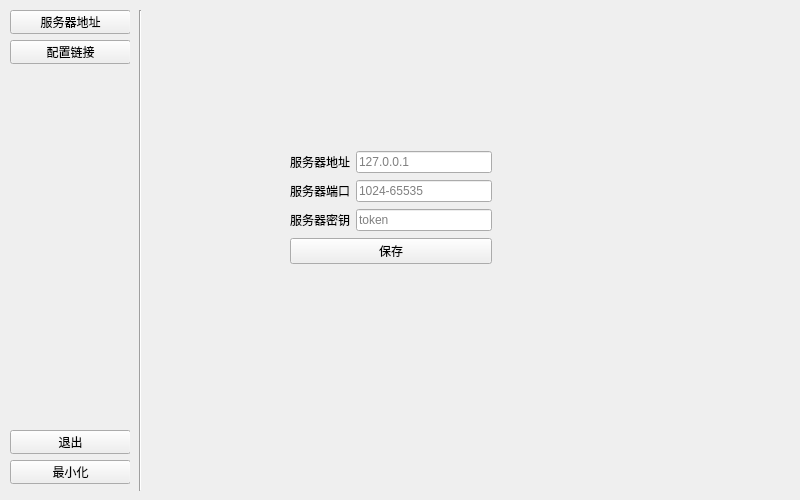
Before: the Qt Designer form ui/main.ui in LyceenAiro/EazyFrpSetting, drawn with Qt 5.
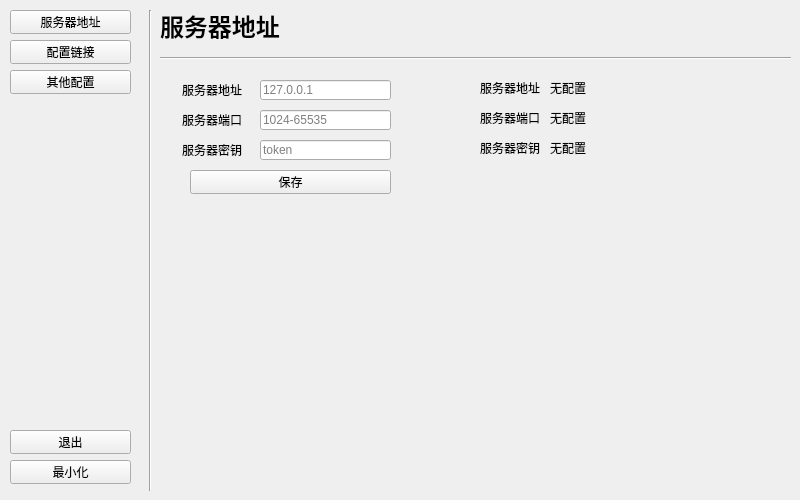
After: the same form once the commit is applied.

The edit to the form file:
```diff
--- a/ui/main.ui
+++ b/ui/main.ui
@@ -19,7 +19,7 @@
      <rect>
       <x>10</x>
       <y>10</y>
-      <width>120</width>
+      <width>131</width>
       <height>481</height>
      </rect>
     </property>
@@ -75,11 +75,24 @@
       <string>最小化</string>
      </property>
     </widget>
+    <widget class="QPushButton" name="page_other">
+     <property name="geometry">
+      <rect>
+       <x>0</x>
+       <y>60</y>
+       <width>121</width>
+       <height>24</height>
+      </rect>
+     </property>
+     <property name="text">
+      <string>其他配置</string>
+     </property>
+    </widget>
    </widget>
    <widget class="Line" name="line">
     <property name="geometry">
      <rect>
-      <x>130</x>
+      <x>140</x>
       <y>10</y>
       <width>20</width>
       <height>481</height>
@@ -92,9 +105,9 @@
    <widget class="QStackedWidget" name="stackedWidget">
     <property name="geometry">
      <rect>
-      <x>150</x>
+      <x>160</x>
       <y>10</y>
-      <width>641</width>
+      <width>631</width>
       <height>481</height>
      </rect>
     </property>
@@ -113,79 +126,227 @@
     <property name="currentIndex">
      <number>0</number>
     </property>
-    <widget class="QWidget" name="page">
-     <widget class="QWidget" name="layoutWidget">
+    <widget class="QWidget" name="page0">
+     <widget class="Line" name="line_4">
       <property name="geometry">
        <rect>
-        <x>140</x>
-        <y>140</y>
-        <width>202</width>
-        <height>116</height>
+        <x>0</x>
+        <y>40</y>
+        <width>641</width>
+        <height>16</height>
        </rect>
       </property>
-      <layout class="QVBoxLayout" name="verticalLayout">
-       <item>
-        <layout class="QHBoxLayout" name="horizontalLayout">
-         <item>
-          <widget class="QLabel" name="label">
-           <property name="text">
-            <string>服务器地址</string>
-           </property>
-          </widget>
-         </item>
-         <item>
-          <widget class="QLineEdit" name="server_IP">
-           <property name="placeholderText">
-            <string>127.0.0.1</string>
-           </property>
-          </widget>
-         </item>
-        </layout>
-       </item>
-       <item>
-        <layout class="QHBoxLayout" name="horizontalLayout_2">
-         <item>
-          <widget class="QLabel" name="label_2">
-           <property name="text">
-            <string>服务器端口</string>
-           </property>
-          </widget>
-         </item>
-         <item>
-          <widget class="QLineEdit" name="server_Port">
-           <property name="placeholderText">
-            <string>1024-65535</string>
-           </property>
-          </widget>
-         </item>
-        </layout>
-       </item>
-       <item>
-        <layout class="QHBoxLayout" name="horizontalLayout_3">
-         <item>
-          <widget class="QLabel" name="label_3">
-           <property name="text">
-            <string>服务器密钥</string>
-           </property>
-          </widget>
-         </item>
-         <item>
-          <widget class="QLineEdit" name="server_token">
-           <property name="placeholderText">
-            <string>token</string>
-           </property>
-          </widget>
-         </item>
-        </layout>
-       </item>
-       <item>
-        <widget class="QPushButton" name="server_save">
-         <property name="text">
-          <string>保存</string>
-         </property>
-        </widget>
-       </item>
-      </layout>
+      <property name="orientation">
+       <enum>Qt::Horizontal</enum>
+      </property>
+     </widget>
+     <widget class="QLabel" name="label_4">
+      <property name="geometry">
+       <rect>
+        <x>0</x>
+        <y>0</y>
+        <width>431</width>
+        <height>31</height>
+       </rect>
+      </property>
+      <property name="font">
+       <font>
+        <pointsize>18</pointsize>
+        <bold>true</bold>
+       </font>
+      </property>
+      <property name="text">
+       <string>服务器地址</string>
+      </property>
+     </widget>
+     <widget class="QWidget" name="widget" native="true">
+      <property name="geometry">
+       <rect>
+        <x>310</x>
+        <y>60</y>
+        <width>321</width>
+        <height>131</height>
+       </rect>
+      </property>
+      <widget class="QLabel" name="label_7">
+       <property name="geometry">
+        <rect>
+         <x>10</x>
+         <y>10</y>
+         <width>71</width>
+         <height>16</height>
+        </rect>
+       </property>
+       <property name="text">
+        <string>服务器地址</string>
+       </property>
+      </widget>
+      <widget class="QLabel" name="label_8">
+       <property name="geometry">
+        <rect>
+         <x>10</x>
+         <y>40</y>
+         <width>71</width>
+         <height>16</height>
+        </rect>
+       </property>
+       <property name="text">
+        <string>服务器端口</string>
+       </property>
+      </widget>
+      <widget class="QLabel" name="label_9">
+       <property name="geometry">
+        <rect>
+         <x>10</x>
+         <y>70</y>
+         <width>71</width>
+         <height>16</height>
+        </rect>
+       </property>
+       <property name="text">
+        <string>服务器密钥</string>
+       </property>
+      </widget>
+      <widget class="QLabel" name="show_IP">
+       <property name="geometry">
+        <rect>
+         <x>80</x>
+         <y>10</y>
+         <width>231</width>
+         <height>16</height>
+        </rect>
+       </property>
+       <property name="text">
+        <string>无配置</string>
+       </property>
+      </widget>
+      <widget class="QLabel" name="show_Port">
+       <property name="geometry">
+        <rect>
+         <x>80</x>
+         <y>40</y>
+         <width>231</width>
+         <height>16</height>
+        </rect>
+       </property>
+       <property name="text">
+        <string>无配置</string>
+       </property>
+      </widget>
+      <widget class="QLabel" name="show_token">
+       <property name="geometry">
+        <rect>
+         <x>80</x>
+         <y>70</y>
+         <width>231</width>
+         <height>16</height>
+        </rect>
+       </property>
+       <property name="text">
+        <string>无配置</string>
+       </property>
+      </widget>
+     </widget>
+     <widget class="QWidget" name="widget_2" native="true">
+      <property name="geometry">
+       <rect>
+        <x>20</x>
+        <y>60</y>
+        <width>231</width>
+        <height>131</height>
+       </rect>
+      </property>
+      <widget class="QLineEdit" name="server_Port">
+       <property name="geometry">
+        <rect>
+         <x>80</x>
+         <y>40</y>
+         <width>131</width>
+         <height>20</height>
+        </rect>
+       </property>
+       <property name="placeholderText">
+        <string>1024-65535</string>
+       </property>
+      </widget>
+      <widget class="QLabel" name="label">
+       <property name="geometry">
+        <rect>
+         <x>2</x>
+         <y>12</y>
+         <width>71</width>
+         <height>16</height>
+        </rect>
+       </property>
+       <property name="text">
+        <string>服务器地址</string>
+       </property>
+      </widget>
+      <widget class="QLabel" name="label_3">
+       <property name="geometry">
+        <rect>
+         <x>2</x>
+         <y>72</y>
+         <width>71</width>
+         <height>16</height>
+        </rect>
+       </property>
+       <property name="text">
+        <string>服务器密钥</string>
+       </property>
+      </widget>
+      <widget class="QLineEdit" name="server_IP">
+       <property name="geometry">
+        <rect>
+         <x>80</x>
+         <y>10</y>
+         <width>131</width>
+         <height>20</height>
+        </rect>
+       </property>
+       <property name="placeholderText">
+        <string>127.0.0.1</string>
+       </property>
+      </widget>
+      <widget class="QLabel" name="label_2">
+       <property name="geometry">
+        <rect>
+         <x>2</x>
+         <y>42</y>
+         <width>71</width>
+         <height>16</height>
+        </rect>
+       </property>
+       <property name="text">
+        <string>服务器端口</string>
+       </property>
+      </widget>
+      <widget class="QLineEdit" name="server_token">
+       <property name="geometry">
+        <rect>
+         <x>80</x>
+         <y>70</y>
+         <width>131</width>
+         <height>20</height>
+        </rect>
+       </property>
+       <property name="placeholderText">
+        <string>token</string>
+       </property>
+      </widget>
+      <widget class="QPushButton" name="server_save">
+       <property name="geometry">
+        <rect>
+         <x>10</x>
+         <y>100</y>
+         <width>201</width>
+         <height>24</height>
+        </rect>
+       </property>
+       <property name="text">
+        <string>保存</string>
+       </property>
+      </widget>
      </widget>
     </widget>
     <widget class="QWidget" name="page_2">
```
Left out of the diff: 68 changed lines with no effect on the pictures.
